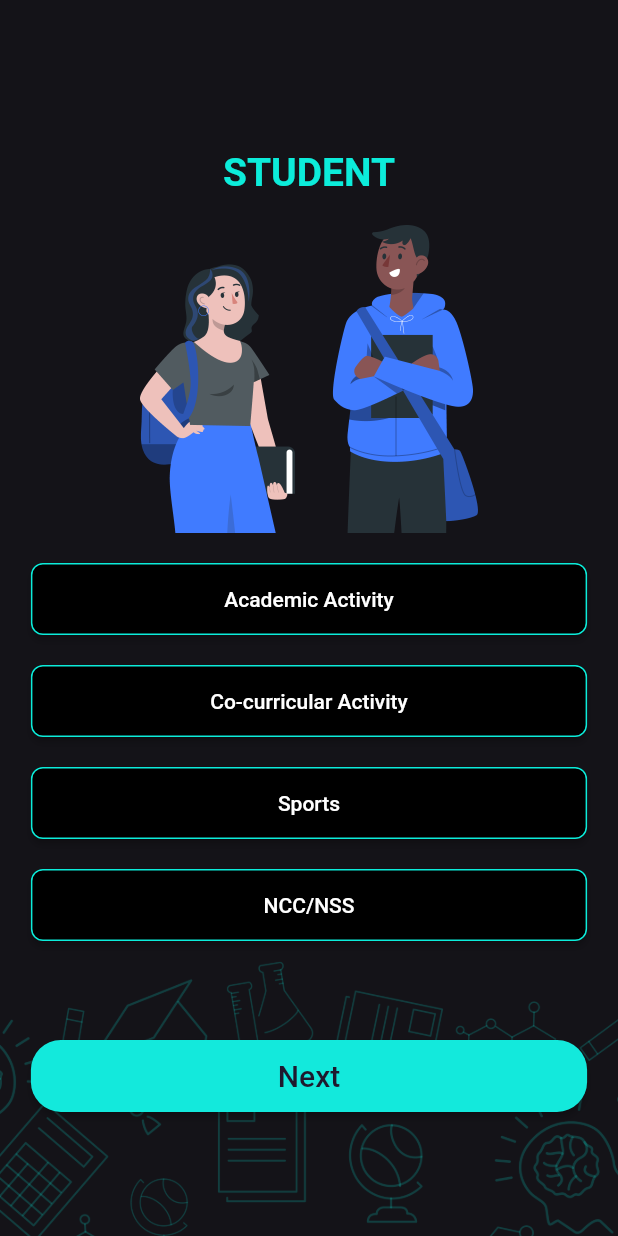
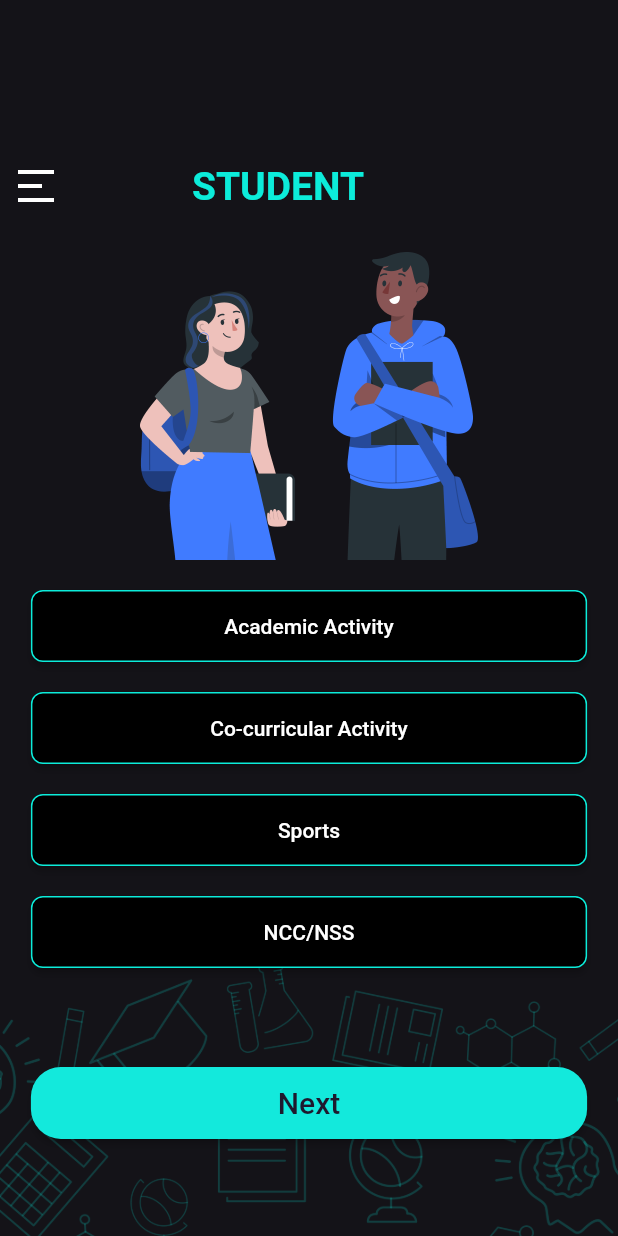
Before and after one commit to vyom1102/majorprojectcst, a Flutter app: the StudentSelectionScreen screen opened directly, on a phone screen of 412 x 824 dp. Run offline on Flutter 3.47's test engine with Material 2 defaults, Android fonts, the phone set to English and light mode, and no system bars; our stand-ins replace firebase_core, firebase_database, google_fonts; accounts and stored records are empty; Roboto replaces fonts that are missing (Kufam).

Commit message:
teacher detail screen

```diff
--- a/lib/main.dart
+++ b/lib/main.dart
@@ -48,7 +48,7 @@ class LoginScreen extends StatelessWidget {
             child: Column(
               mainAxisAlignment: MainAxisAlignment.center,
               children: [
-                Image.asset('images/1571228138php75C2CR.jpg', height: 100, width: 100),
+                Image.asset('images/mait25logo.jpg', height: 150, width: 150),
                 SizedBox(height: 20),
                 Row(
                   children: [
--- a/lib/student_main_screen.dart
+++ b/lib/student_main_screen.dart
@@ -1,7 +1,8 @@
-
 import 'package:flutter/material.dart';
 import 'package:google_fonts/google_fonts.dart';
 import 'package:majorproject/academic_activity_screen.dart';
+import 'package:majorproject/main.dart';
+import 'package:majorproject/teacher_data_sheet_screen.dart';
 import 'package:majorproject/teacher_main_screen.dart';
 import 'package:majorproject/student_data_sheet_screen.dart';
 
@@ -12,13 +13,13 @@ class StudentSelectionScreen extends StatefulWidget {
 
 class _StudentSelectionScreenState extends State<StudentSelectionScreen> {
   String selectedButton = '';
-
+  final GlobalKey<ScaffoldState> _scaffoldKey = GlobalKey<ScaffoldState>();
   @override
   Widget build(BuildContext context) {
     return Scaffold(
+      key: _scaffoldKey,
       backgroundColor: Color(0xff141318),
       body: Stack(
-
         children: [
           Positioned(
             bottom: 0,
@@ -28,18 +29,43 @@ class _StudentSelectionScreenState extends State<StudentSelectionScreen> {
               'images/bottom_container.png',
               fit: BoxFit.cover,
               height: 200,
-              width: MediaQuery.sizeOf(context).width,// Adjust the height as needed
+              width: MediaQuery.sizeOf(context)
+                  .width, // Adjust the height as needed
             ),
           ),
           Column(
+            children: [
+              SizedBox(
+                height: 100,
+              ),
+              Row(
 
-            children: [
-              SizedBox(height: 100,),
-              Text('STUDENT',style: GoogleFonts.kufam(fontWeight: FontWeight.w600,fontSize: 26,color: Color(0xff0CECDA)),),
-             SizedBox(height: 20,),
-              Center(child: Image.asset('images/student.png', scale: 3, )),
+                children: [
+                  IconButton(
+                    icon: Image.asset('images/drawer.png'),
+                    onPressed: () {
+                      _scaffoldKey.currentState?.openDrawer();
+                    },
+                  ),
+                  SizedBox(width: 80,),
+                  Text(
+                    'STUDENT',
+                    style: GoogleFonts.kufam(
+                        fontWeight: FontWeight.w600,
+                        fontSize: 26,
+                        color: Color(0xff0CECDA)),
+                  ),
+                ],
+              ),
+              SizedBox(
+                height: 20,
+              ),
+              Center(
+                  child: Image.asset(
+                'images/student.png',
+                scale: 3,
+              )),
               SizedBox(height: 20),
-
 
               // Buttons
               ElevatedButton(
@@ -48,17 +74,17 @@ class _StudentSelectionScreenState extends State<StudentSelectionScreen> {
                     selectedButton = 'Button 1';
                   });
                 },
-
                 style: ButtonStyle(
                   minimumSize: MaterialStateProperty.all(
                     Size(0.9 * MediaQuery.of(context).size.width, 48.0),
                   ),
                   backgroundColor: MaterialStateProperty.resolveWith<Color>(
-                        (Set<MaterialState> states) {
+                    (Set<MaterialState> states) {
                       if (states.contains(MaterialState.pressed)) {
                         // Pressed color
                         return Color(0xFF0CECDA);
-                      } else if (states.contains(MaterialState.selected) || selectedButton == 'Button 1') {
+                      } else if (states.contains(MaterialState.selected) ||
+                          selectedButton == 'Button 1') {
                         // Selected color
                         return Color(0xFF0CECDA);
                       } else {
@@ -69,14 +95,18 @@ class _StudentSelectionScreenState extends State<StudentSelectionScreen> {
                   ),
                   shape: MaterialStateProperty.all<OutlinedBorder>(
                     RoundedRectangleBorder(
-                      borderRadius: BorderRadius.circular(8.0), // Set the border radius
-                      side: BorderSide(color: Color(0xFF0CECDA)), // Set the border color
+                      borderRadius:
+                          BorderRadius.circular(8.0), // Set the border radius
+                      side: BorderSide(
+                          color: Color(0xFF0CECDA)), // Set the border color
                     ),
                   ),
                 ),
                 child: Text('Academic Activity'),
               ),
-              SizedBox(height: 20,),
+              SizedBox(
+                height: 20,
+              ),
               ElevatedButton(
                 onPressed: () {
                   setState(() {
@@ -88,11 +118,12 @@ class _StudentSelectionScreenState extends State<StudentSelectionScreen> {
                     Size(0.9 * MediaQuery.of(context).size.width, 48.0),
                   ),
                   backgroundColor: MaterialStateProperty.resolveWith<Color>(
-                        (Set<MaterialState> states) {
+                    (Set<MaterialState> states) {
                       if (states.contains(MaterialState.pressed)) {
                         // Pressed color
                         return Color(0xFF0CECDA);
-                      } else if (states.contains(MaterialState.selected) || selectedButton == 'Button 2') {
+                      } else if (states.contains(MaterialState.selected) ||
+                          selectedButton == 'Button 2') {
                         // Selected color
                         return Color(0xFF0CECDA);
                       } else {
@@ -103,14 +134,18 @@ class _StudentSelectionScreenState extends State<StudentSelectionScreen> {
                   ),
                   shape: MaterialStateProperty.all<OutlinedBorder>(
                     RoundedRectangleBorder(
-                      borderRadius: BorderRadius.circular(8.0), // Set the border radius
-                      side: BorderSide(color: Color(0xFF0CECDA)), // Set the border color
+                      borderRadius:
+                          BorderRadius.circular(8.0), // Set the border radius
+                      side: BorderSide(
+                          color: Color(0xFF0CECDA)), // Set the border color
                     ),
                   ),
                 ),
                 child: Text('Co-curricular Activity'),
               ),
-              SizedBox(height: 20,),
+              SizedBox(
+                height: 20,
+              ),
               ElevatedButton(
                 onPressed: () {
                   setState(() {
@@ -122,11 +157,12 @@ class _StudentSelectionScreenState extends State<StudentSelectionScreen> {
                     Size(0.9 * MediaQuery.of(context).size.width, 48.0),
                   ),
                   backgroundColor: MaterialStateProperty.resolveWith<Color>(
-                        (Set<MaterialState> states) {
+                    (Set<MaterialState> states) {
                       if (states.contains(MaterialState.pressed)) {
                         // Pressed color
                         return Color(0xFF0CECDA);
-                      } else if (states.contains(MaterialState.selected) || selectedButton == 'Button 3') {
+                      } else if (states.contains(MaterialState.selected) ||
+                          selectedButton == 'Button 3') {
                         // Selected color
                         return Color(0xFF0CECDA);
                       } else {
@@ -137,19 +173,23 @@ class _StudentSelectionScreenState extends State<StudentSelectionScreen> {
                   ),
                   shape: MaterialStateProperty.all<OutlinedBorder>(
                     RoundedRectangleBorder(
-                      borderRadius: BorderRadius.circular(8.0), // Set the border radius
-                      side: BorderSide(color: Color(0xFF0CECDA)), // Set the border color
+                      borderRadius:
+                          BorderRadius.circular(8.0), // Set the border radius
+                      side: BorderSide(
+                          color: Color(0xFF0CECDA)), // Set the border color
                     ),
                   ),
                 ),
                 child: Text('Sports'),
               ),
-              SizedBox(height: 20,),
+              SizedBox(
+                height: 20,
+              ),
 
               ElevatedButton(
                 onPressed: () {
                   setState(() {
-                    selectedButton = 'NCC/NSS';
+                    selectedButton = 'button 4';
                   });
                 },
                 style: ButtonStyle(
@@ -157,8 +197,9 @@ class _StudentSelectionScreenState extends State<StudentSelectionScreen> {
                     Size(0.9 * MediaQuery.of(context).size.width, 48.0),
                   ),
                   backgroundColor: MaterialStateProperty.resolveWith<Color>(
-                        (Set<MaterialState> states) {
-                      if (states.contains(MaterialState.pressed) || selectedButton == 'NCC/NSS') {
+                    (Set<MaterialState> states) {
+                      if (states.contains(MaterialState.pressed) ||
+                          selectedButton == 'button 4') {
                         // Pressed or selected color
                         return Color(0xFF0CECDA);
                       } else {
@@ -169,7 +210,8 @@ class _StudentSelectionScreenState extends State<StudentSelectionScreen> {
                   ),
                   shape: MaterialStateProperty.all<OutlinedBorder>(
                     RoundedRectangleBorder(
-                      borderRadius: BorderRadius.circular(8.0), // Set the border radius
+                      borderRadius:
+                          BorderRadius.circular(8.0), // Set the border radius
                       side: BorderSide(color: Color(0xFF0CECDA)),
                     ),
                   ),
@@ -177,10 +219,7 @@ class _StudentSelectionScreenState extends State<StudentSelectionScreen> {
                 child: Text('NCC/NSS'),
               ),
 
-
-
-              SizedBox(height: MediaQuery.sizeOf(context).height*0.08),
-
+              SizedBox(height: MediaQuery.sizeOf(context).height * 0.08),
 
               ElevatedButton(
                 style: ElevatedButton.styleFrom(
@@ -188,7 +227,8 @@ class _StudentSelectionScreenState extends State<StudentSelectionScreen> {
                   shape: RoundedRectangleBorder(
                     borderRadius: BorderRadius.circular(20.0),
                   ),
-                  minimumSize: Size(0.9 * MediaQuery.of(context).size.width, 48.0),
+                  minimumSize:
+                      Size(0.9 * MediaQuery.of(context).size.width, 48.0),
                 ),
                 onPressed: () {
                   if (selectedButton.isNotEmpty) {
@@ -216,13 +256,14 @@ class _StudentSelectionScreenState extends State<StudentSelectionScreen> {
 
                       Navigator.push(
                         context,
-                        MaterialPageRoute(builder: (context) => studentDataSheet()),
+                        MaterialPageRoute(
+                            builder: (context) => studentDataSheet()),
                       );
-                    } else if (selectedButton == 'Button 4') {
+                    } else if (selectedButton == 'button 4') {
                       Navigator.push(
                         context,
                         MaterialPageRoute(
-                          builder: (context) => AcademicScreen(),
+                          builder: (context) => TeacherDataSheet(),
                         ),
                       );
                     }
@@ -231,14 +272,70 @@ class _StudentSelectionScreenState extends State<StudentSelectionScreen> {
                     print('Please select a button.');
                   }
                 },
-                child: Text('Next',style: GoogleFonts.kufam(color: Color(0xff1E192E),fontSize: 20,fontWeight: FontWeight.w500),
+                child: Text(
+                  'Next',
+                  style: GoogleFonts.kufam(
+                      color: Color(0xff1E192E),
+                      fontSize: 20,
+                      fontWeight: FontWeight.w500),
                 ),
               ),
-
             ],
           ),
         ],
       ),
+      drawer: Drawer(
+        child: Container(
+          color: Colors.white, // Set the drawer background color to grey
+          child: ListView(
+            padding: EdgeInsets.zero,
+            children: [
+              UserAccountsDrawerHeader(
+                accountName: Text(
+                  'Your Name',
+                  style: TextStyle(color: Colors.black),
+                ),
+                accountEmail: Text(
+                  'your.email@example.com',
+                  style: TextStyle(color: Colors.black),
+                ),
+                currentAccountPicture: CircleAvatar(
+                  backgroundImage:
+                      AssetImage('images/CSE_MAIT_FULL_LOGO_TEST1.png'),
+                ),
+                decoration: BoxDecoration(
+                  color: Colors.grey, // Set the header background color to grey
+                ),
+              ),
+              SizedBox(height: MediaQuery.sizeOf(context).height*0.65,),
+              ElevatedButton(
+                style: ElevatedButton.styleFrom(
+                  backgroundColor: Color(0xFF13E9DC),
+                  shape: RoundedRectangleBorder(
+                    borderRadius: BorderRadius.circular(20.0),
+                  ),
+                  minimumSize:
+                      Size(70, 40.0),
+                ),
+                onPressed: () {
+                  Navigator.pop(context); // Close the drawer
+                  Navigator.pushReplacement(
+                    context,
+                    MaterialPageRoute(builder: (context) => LoginScreen()),
+                  );
+                },
+                child: Text(
+                  'Log out',
+                  style: GoogleFonts.kufam(
+                      color: Color(0xff1E192E),
+                      fontSize: 20,
+                      fontWeight: FontWeight.w500),
+                ),
+              ),
+            ],
+          ),
+        ),
+      ),
     );
   }
 }
--- a/pubspec.yaml
+++ b/pubspec.yaml
@@ -37,6 +37,7 @@ dependencies:
   cupertino_icons: ^1.0.2
   google_fonts: ^6.1.0
   firebase_core: ^2.22.0
+  firebase_database: ^10.3.5
 
 dev_dependencies:
   flutter_test:
```
Also changed, not shown: lib/teacher_data_sheet_screen.dart (added, +487 -0 lines), lib/teacher_main_screen.dart (+69 -2 lines), images/CSE_MAIT_FULL_LOGO_TEST1.png (added), images/drawer.png (added), images/mait25logo.jpg (added), pubspec.lock, 4 other files.
